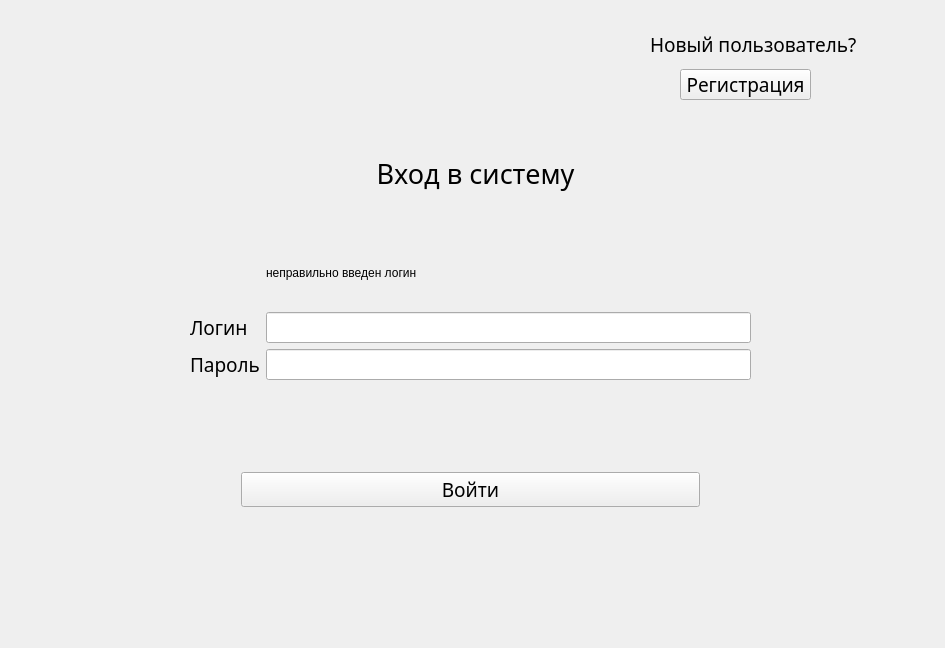
Qt form RegLog.ui (TheLastie/FitnessTracker) before a commit.
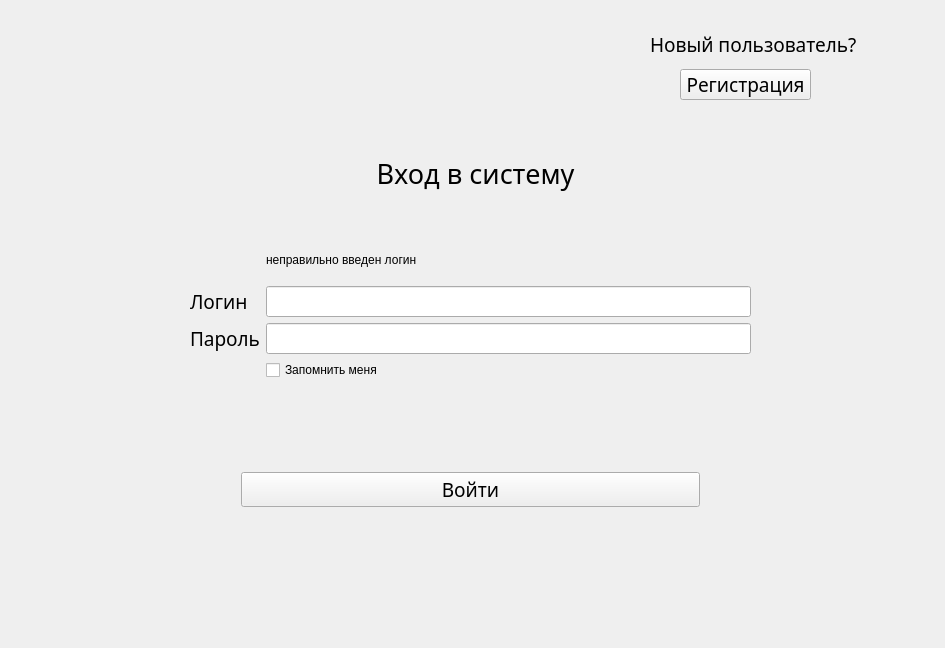
The same form after that commit. The open tabs and pages were chosen to show the change.

Patch:
```diff
--- a/RegLog.ui
+++ b/RegLog.ui
@@ -100,6 +100,26 @@
         </property>
        </widget>
       </item>
+      <item row="3" column="0">
+       <spacer name="horizontalSpacer_5">
+        <property name="orientation">
+         <enum>Qt::Horizontal</enum>
+        </property>
+        <property name="sizeHint" stdset="0">
+         <size>
+          <width>40</width>
+          <height>20</height>
+         </size>
+        </property>
+       </spacer>
+      </item>
+      <item row="3" column="1">
+       <widget class="QCheckBox" name="saveme">
+        <property name="text">
+         <string>Запомнить меня</string>
+        </property>
+       </widget>
+      </item>
      </layout>
     </widget>
     <widget class="QWidget" name="horizontalLayoutWidget_8">
```
Left out of the diff: 2 changed lines with no effect on the pictures.
